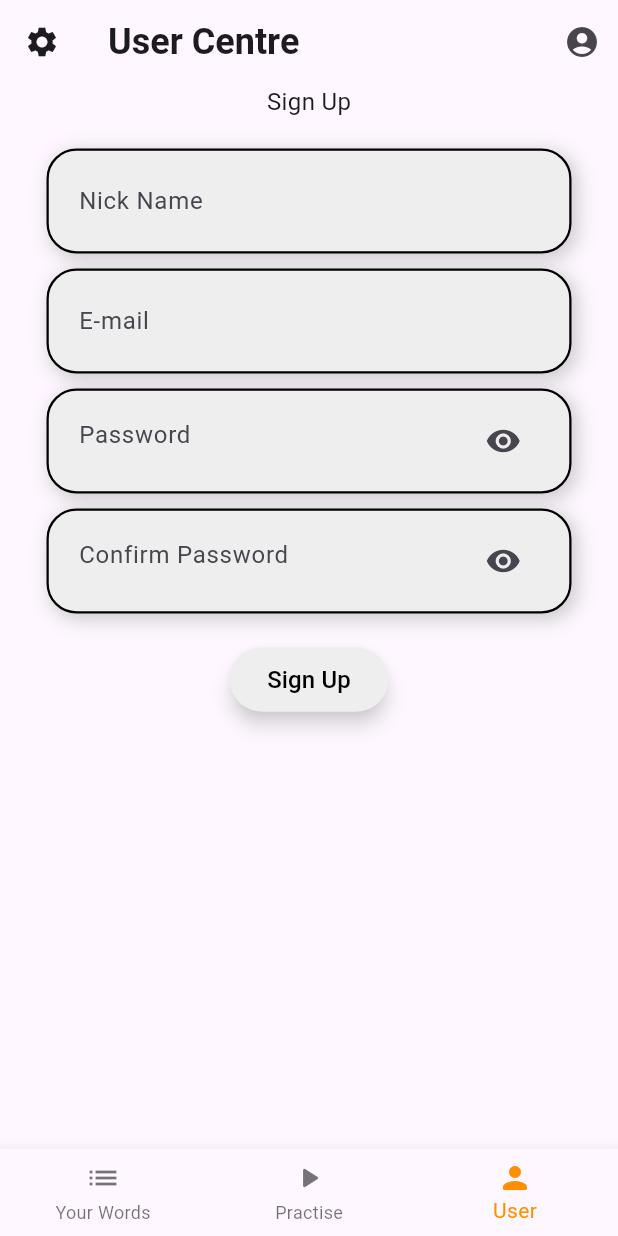
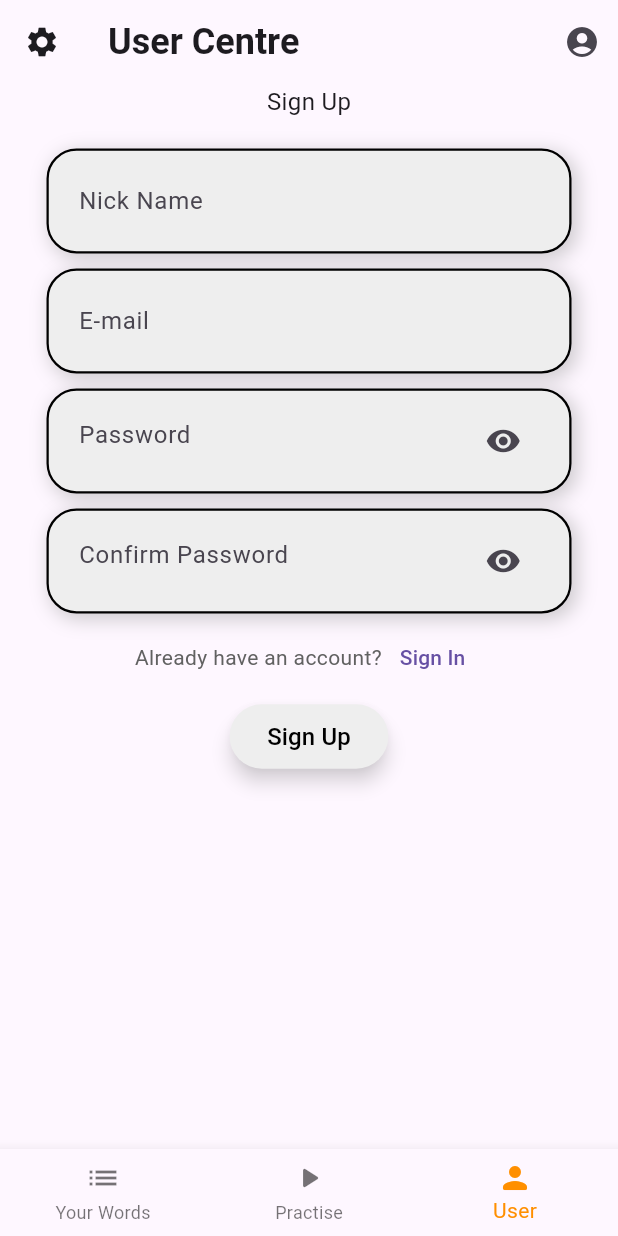
Before and after one commit to Dzejkoubi/word_practise_firebase, a Flutter app: the screen it shows after launch, on a phone screen of 412 x 824 dp. Run offline on Flutter 3.47's test engine with Material 3 defaults, Android fonts, the phone set to English and light mode, and no system bars; our stand-ins replace firebase_auth, firebase_core, firebase_database; accounts and stored records are empty.

Commit message:
Refactor sign up form, add form validation, and update import statements

```diff
--- a/lib/pages/user_auth/sign_up.dart
+++ b/lib/pages/user_auth/sign_up.dart
@@ -6,7 +6,9 @@ import 'package:word_practise_firebase/components/styles/text_fields_styles.dart
 import 'package:word_practise_firebase/components/styles/text_styles.dart';
 
 class SignUp extends StatefulWidget {
-  const SignUp({super.key});
+  final Function() onSignUpSuccess;
+
+  const SignUp({super.key, required this.onSignUpSuccess});
 
   @override
   State<SignUp> createState() => _SignUpState();
@@ -77,7 +79,23 @@ class _SignUpState extends State<SignUp> {
           controller: _confirmPasswordInput,
           hintText: "Confirm Password",
         ),
-        addVerticalSpace(20),
+        addVerticalSpace(5),
+        Row(
+          mainAxisAlignment: MainAxisAlignment.center,
+          children: [
+            Text(
+              "Already have an account?",
+              style: TextStyle(color: Colors.grey[700]),
+            ),
+            TextButton(
+              onPressed: () {
+                widget.onSignUpSuccess();
+              },
+              child: const Text("Sign In"),
+            ),
+          ],
+        ),
+        addVerticalSpace(5),
         Expanded(
             child: Container(
           alignment: Alignment.topCenter,
@@ -90,10 +108,7 @@ class _SignUpState extends State<SignUp> {
                     email: _emailInput.text.trim(),
                     password: _passwordInput.text.trim(),
                   );
-                  setState(() {
-                    ScaffoldMessenger.of(context).showSnackBar(
-                        const SnackBar(content: Text("Sign up successful")));
-                  });
+                  widget.onSignUpSuccess(); // Call the callback here
                 } catch (e) {
                   ScaffoldMessenger.of(context).showSnackBar(
                       SnackBar(content: Text("Failed to sign up: $e")));
--- a/lib/pages/user_auth/user_centre.dart
+++ b/lib/pages/user_auth/user_centre.dart
@@ -1,7 +1,4 @@
 import 'package:flutter/material.dart';
-import 'package:word_practise_firebase/components/helper_widgets.dart';
-import 'package:word_practise_firebase/components/styles/button_styles.dart';
-import 'package:word_practise_firebase/components/styles/text_fields_styles.dart';
 import 'package:word_practise_firebase/pages/user_auth/logged_in.dart';
 import 'package:word_practise_firebase/pages/user_auth/sign_up.dart';
 import 'package:word_practise_firebase/pages/user_auth/sing_in.dart';
@@ -14,12 +11,18 @@ class UserCentre extends StatefulWidget {
 }
 
 class _UserCentreState extends State<UserCentre> {
-  int currentPageIndex = 0; // Start with SignUp page
-  final List<Widget> userCentrePages = <Widget>[
-    const SignUp(),
-    const SignIn(),
-    const LoggedIn(),
-  ];
+  int currentPageIndex = 0;
+  late List<Widget> userCentrePages;
+
+  @override
+  void initState() {
+    super.initState();
+    userCentrePages = [
+      SignUp(onSignUpSuccess: () => changePage(1)),
+      SignIn(onSignInSuccess: () => changePage(2)),
+      const LoggedIn(),
+    ];
+  }
 
   void changePage(int index) {
     setState(() {
```
Also changed, not shown: lib/pages/user_auth/logged_in.dart (+91 -14 lines), lib/pages/user_auth/sing_in.dart (+32 -5 lines).
